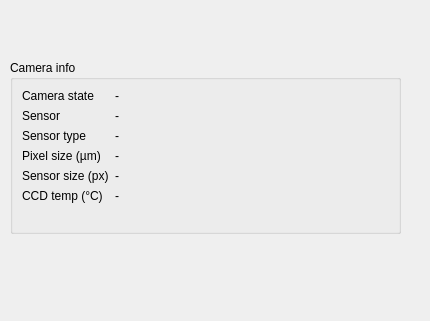
Old version of the form plugins/feature/camera/cameragui.ui in the repository srcejon/sdrangel; both pictures show x 0 to 430 and y 530 to 851 of the 430 by 1097 pixel window.
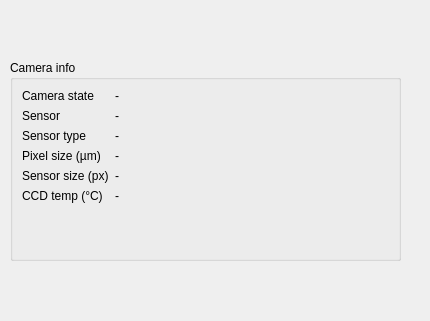
New version of the form. Icons and pictures are not drawn. Custom widgets are drawn as their Qt base class.

Commit message: Allow window to be resized.

```diff
--- a/plugins/feature/camera/cameragui.ui
+++ b/plugins/feature/camera/cameragui.ui
@@ -11,7 +11,7 @@
    </rect>
   </property>
   <property name="sizePolicy">
-   <sizepolicy hsizetype="Expanding" vsizetype="Preferred">
+   <sizepolicy hsizetype="Expanding" vsizetype="Expanding">
     <horstretch>0</horstretch>
     <verstretch>0</verstretch>
    </sizepolicy>
@@ -325,7 +325,7 @@
      <x>10</x>
      <y>590</y>
      <width>391</width>
-     <height>174</height>
+     <height>201</height>
     </rect>
    </property>
    <layout class="QHBoxLayout" name="statusContainer">
@@ -436,8 +436,11 @@
      <height>242</height>
     </rect>
    </property>
-   <property name="windowTitle">
-    <string>Image</string>
+   <property name="sizePolicy">
+    <sizepolicy hsizetype="Expanding" vsizetype="Expanding">
+     <horstretch>0</horstretch>
+     <verstretch>0</verstretch>
+    </sizepolicy>
    </property>
    <layout class="QHBoxLayout" name="horizontalLayout">
     <item>
```
Left out of the diff: 2 changed lines with no effect on the pictures.
